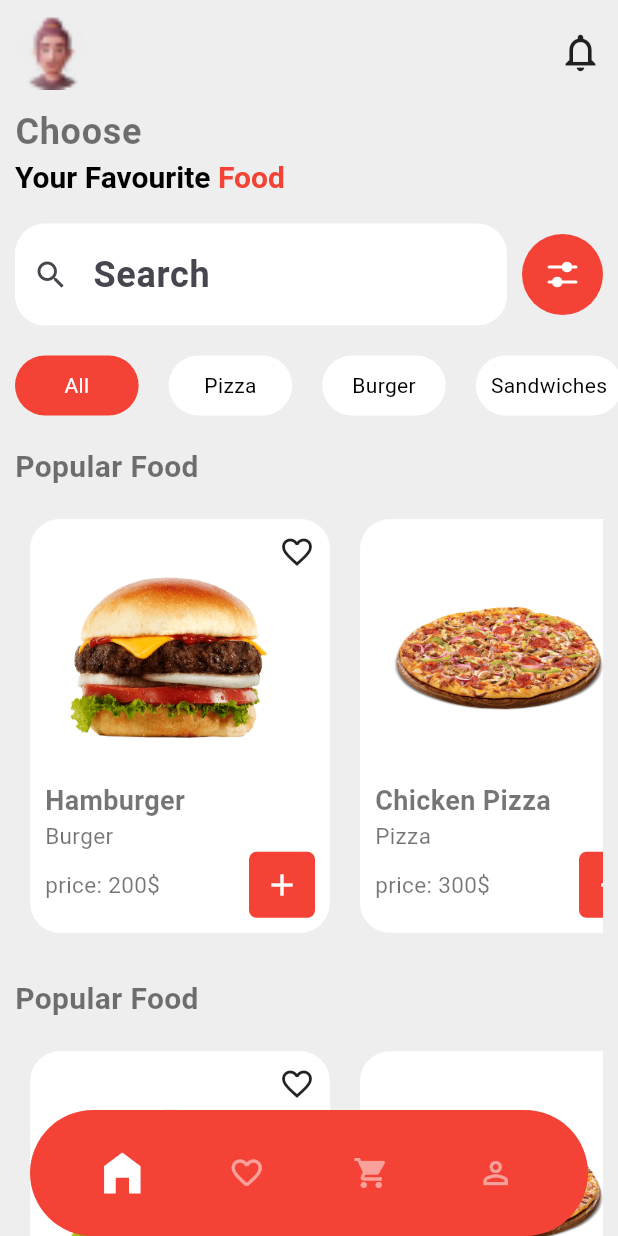
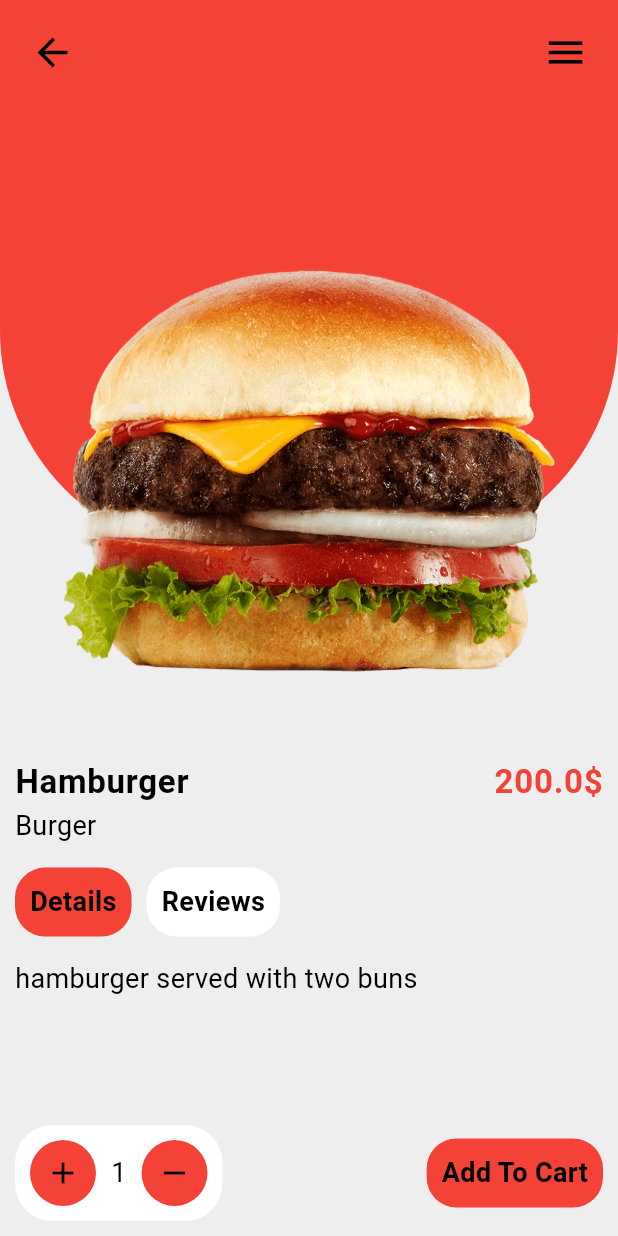
Before and after one commit to abdo1200/Flutter-Food-App, a Flutter app: the screen it shows after launch, after a tap on "Hamburger", on a phone screen of 412 x 824 dp. Run offline on Flutter 3.47's test engine with Material 3 defaults, Android fonts, the phone set to English and light mode, and no system bars; our stand-ins replace auto_size_text, flutter_bloc, flutter_svg, shared_preferences, skeletonizer.

Commit message:
details page

```diff
--- a/analysis_options.yaml
+++ b/analysis_options.yaml
@@ -10,6 +10,7 @@
 analyzer:
   errors:
     prefer_const_constructors: ignore
+    prefer_const_literals_to_create_immutables: ignore
     unused_import: ignore
 include: package:flutter_lints/flutter.yaml
 
--- a/lib/core/app_themes.dart
+++ b/lib/core/app_themes.dart
@@ -6,25 +6,28 @@ class AppTheme {
     primaryColorLight: Colors.red,
     unselectedWidgetColor: Colors.white,
     secondaryHeaderColor: Colors.white,
+    // switchTheme:
+    //     SwitchThemeData(overlayColor: WidgetStatePropertyAll(Colors.red)),
+    iconTheme: IconThemeData(color: Colors.black),
     textTheme: TextTheme(
-      bodySmall: TextStyle(fontSize: 16, color: Colors.black),
-      bodyMedium: TextStyle(fontSize: 14, color: Colors.black54),
+      bodySmall: TextStyle(fontSize: 14, color: Colors.black),
+      bodyMedium: TextStyle(fontSize: 18, color: Colors.black),
       bodyLarge: TextStyle(
-          fontSize: 24, fontWeight: FontWeight.bold, color: Colors.black54),
+          fontSize: 22, fontWeight: FontWeight.bold, color: Colors.black),
     ),
-    // Define other theme properties here
   );
 
   static final ThemeData darkTheme = ThemeData(
     primaryColor: Colors.grey[850],
     primaryColorLight: Colors.red,
+    iconTheme: IconThemeData(color: Colors.white),
     secondaryHeaderColor: Colors.black,
     unselectedWidgetColor: const Color.fromARGB(255, 37, 37, 38),
     textTheme: TextTheme(
-      bodySmall: TextStyle(fontSize: 16, color: Colors.white),
-      bodyMedium: TextStyle(fontSize: 14, color: Colors.white70),
+      bodySmall: TextStyle(fontSize: 14, color: Colors.white),
+      bodyMedium: TextStyle(fontSize: 18, color: Colors.white70),
       bodyLarge: TextStyle(
-          fontSize: 24, fontWeight: FontWeight.bold, color: Colors.white),
+          fontSize: 22, fontWeight: FontWeight.bold, color: Colors.white),
     ),
     // Define other theme properties here
   );
--- /dev/null
+++ b/lib/feature/main/domain/entities/food_model.dart
@@ -0,0 +1,16 @@
+class FoodModel {
+  final String name;
+  final String image;
+  final String description;
+  final String category;
+  final double price;
+  bool isFav;
+
+  FoodModel(
+      {required this.name,
+      required this.category,
+      required this.image,
+      required this.description,
+      required this.price,
+      this.isFav = false});
+}
--- /dev/null
+++ b/lib/feature/main/presentation/details_page/details_page.dart
@@ -0,0 +1,24 @@
+import 'package:app_theme/core/constant.dart';
+import 'package:app_theme/feature/main/domain/entities/food_model.dart';
+import 'package:app_theme/feature/main/presentation/details_page/widgets/details_header.dart';
+import 'package:app_theme/feature/main/presentation/details_page/widgets/detials_content.dart';
+import 'package:flutter/material.dart';
+
+class DetailsPage extends StatelessWidget {
+  final FoodModel food;
+  const DetailsPage({super.key, required this.food});
+
+  @override
+  Widget build(BuildContext context) {
+    return Scaffold(
+      backgroundColor: Theme.of(context).primaryColor,
+      body: Column(
+        crossAxisAlignment: CrossAxisAlignment.start,
+        children: [
+         DetailsHeader(image: food.image,),
+         Expanded(child: DetialsContent(foodModel: food,))
+        ],
+      ),
+    );
+  }
+}
--- /dev/null
+++ b/lib/feature/main/presentation/details_page/widgets/details_header.dart
@@ -0,0 +1,49 @@
+import 'package:app_theme/core/constant.dart';
+import 'package:flutter/material.dart';
+
+class DetailsHeader extends StatelessWidget {
+  final String image;
+  const DetailsHeader({super.key, required this.image});
+
+  @override
+  Widget build(BuildContext context) {
+    return Stack(
+      children: [
+        Container(
+          width: width(context),
+          height: height(context) * .45,
+          decoration: BoxDecoration(
+              color: Colors.red,
+              borderRadius: BorderRadius.only(
+                bottomLeft: Radius.circular(150),
+                bottomRight: Radius.circular(150),
+              )),
+        ),
+        SizedBox(
+          width: width(context),
+          height: height(context) * .6,
+          child: SafeArea(
+            child: Column(
+              children: [
+                Padding(
+                  padding: EdgeInsets.all(20),
+                  child: Row(
+                    mainAxisAlignment: MainAxisAlignment.spaceBetween,
+                    children: [
+                      InkWell(onTap: (){
+                        Navigator.pop(context);
+                      },child: Icon(Icons.arrow_back, size: 30)),
+                      Icon(Icons.menu, size: 30),
+                    ],
+                  ),
+                ),
+                Spacer(),
+                Hero(tag: image, child: Image.asset(imagePath+image))
+              ],
+            ),
+          ),
+        )
+      ],
+    );
+  }
+}
--- /dev/null
+++ b/lib/feature/main/presentation/details_page/widgets/detials_content.dart
@@ -0,0 +1,127 @@
+import 'package:app_theme/feature/main/domain/entities/food_model.dart';
+import 'package:flutter/material.dart';
+
+class DetialsContent extends StatelessWidget {
+  final FoodModel foodModel;
+  const DetialsContent({super.key, required this.foodModel});
+
+  @override
+  Widget build(BuildContext context) {
+    return Padding(
+      padding: const EdgeInsets.all(10),
+      child: Column(
+        crossAxisAlignment: CrossAxisAlignment.start,
+        children: [
+          Row(
+            mainAxisAlignment: MainAxisAlignment.spaceBetween,
+            children: [
+              Text(
+                foodModel.name,
+                style: Theme.of(context).textTheme.bodyLarge,
+              ),
+              Text(
+                foodModel.price.toString() + "\$",
+                style: Theme.of(context)
+                    .textTheme
+                    .bodyLarge!
+                    .copyWith(color: Colors.red),
+              ),
+            ],
+          ),
+          Text(
+            foodModel.category,
+            style: Theme.of(context).textTheme.bodyMedium,
+          ),
+          SizedBox(height: 15),
+          Row(
+            children: [
+              InkWell(
+                child: Container(
+                  padding: EdgeInsets.all(10),
+                  decoration: BoxDecoration(
+                      color: Colors.red,
+                      borderRadius: BorderRadius.circular(20)),
+                  child: Text(
+                    "Details",
+                    style: Theme.of(context)
+                        .textTheme
+                        .bodyMedium!
+                        .copyWith(fontWeight: FontWeight.bold),
+                  ),
+                ),
+              ),
+              SizedBox(width: 10),
+              InkWell(
+                child: Container(
+                  padding: EdgeInsets.all(10),
+                  decoration: BoxDecoration(
+                      color: Theme.of(context).unselectedWidgetColor,
+                      borderRadius: BorderRadius.circular(20)),
+                  child: Text(
+                    "Reviews",
+                    style: Theme.of(context)
+                        .textTheme
+                        .bodyMedium!
+                        .copyWith(fontWeight: FontWeight.bold),
+                  ),
+                ),
+              ),
+            ],
+          ),
+          SizedBox(height: 15),
+          Text(
+            foodModel.description,
+            style: Theme.of(context).textTheme.bodyMedium,
+          ),
+          Spacer(),
+          SafeArea(
+            child: Row(
+              mainAxisAlignment: MainAxisAlignment.spaceBetween,
+              children: [
+                Container(
+                  padding: EdgeInsets.all(10),
+                  decoration: BoxDecoration(
+                      color: Theme.of(context).unselectedWidgetColor,
+                      borderRadius: BorderRadius.circular(25)),
+                  child: Row(
+                    children: [
+                      Container(
+                          padding: EdgeInsets.all(10),
+                          decoration: BoxDecoration(
+                              color: Colors.red, shape: BoxShape.circle),
+                          child: Icon(Icons.add)),
+                      Padding(
+                        padding: const EdgeInsets.symmetric(horizontal: 10),
+                        child: Text("1"),
+                      ),
+                      Container(
+                          padding: EdgeInsets.all(10),
+                          decoration: BoxDecoration(
+                              color: Colors.red, shape: BoxShape.circle),
+                          child: Icon(Icons.remove)),
+                    ],
+                  ),
+                ),
+                InkWell(
+                  child: Container(
+                    padding: EdgeInsets.all(10),
+                    decoration: BoxDecoration(
+                        color: Colors.red,
+                        borderRadius: BorderRadius.circular(20)),
+                    child: Text(
+                      "Add To Cart",
+                      style: Theme.of(context)
+                          .textTheme
+                          .bodyMedium!
+                          .copyWith(fontWeight: FontWeight.bold),
+                    ),
+                  ),
+                )
+              ],
+            ),
+          )
+        ],
+      ),
+    );
+  }
+}
--- a/lib/feature/main/presentation/home/home.dart
+++ b/lib/feature/main/presentation/home/home.dart
@@ -23,7 +23,7 @@ class HomePage extends StatelessWidget {
               SearchArea(),
               CategoriesPart(),
               PopularSection(),
-              PopularSection(),
+              // PopularSection(),
             ],
           ),
         ),
--- a/lib/feature/main/presentation/home/widgets/app_header.dart
+++ b/lib/feature/main/presentation/home/widgets/app_header.dart
@@ -20,34 +20,32 @@ class AppHeader extends StatelessWidget {
                 height: 50,
                 fit: BoxFit.cover,
               ),
-              const Icon(
+              Icon(
                 Icons.notifications_none_outlined,
                 size: 30,
+                //color: Theme.of(context).iconTheme.color,
               )
             ],
           ),
           const SizedBox(
             height: 10,
           ),
-           Text(
+          Text(
             "Choose",
             style: Theme.of(context).textTheme.bodyLarge,
           ),
           RichText(
-              text: const TextSpan(children: [
+              text: TextSpan(children: [
             TextSpan(
               text: "Your Favourite",
-              style: const TextStyle(
-                  fontSize: 20,
-                  fontWeight: FontWeight.bold,
-                  color: Colors.black),
+              style: Theme.of(context).textTheme.bodyLarge,
             ),
             TextSpan(
               text: " Food",
-              style: const TextStyle(
-                  fontSize: 20,
-                  fontWeight: FontWeight.bold,
-                  color: Colors.red),
+              style: Theme.of(context)
+                  .textTheme
+                  .bodyLarge!
+                  .copyWith(color: Colors.red),
             )
           ]))
         ],
--- a/lib/feature/main/presentation/home/widgets/categories_part.dart
+++ b/lib/feature/main/presentation/home/widgets/categories_part.dart
@@ -18,9 +18,9 @@ class _CategoriesPartState extends State<CategoriesPart> {
         children: categories
             .map(
               (e) => InkWell(
-                onTap: (){
+                onTap: () {
                   setState(() {
-                    selected=e;
+                    selected = e;
                   });
                 },
                 child: Container(
@@ -29,12 +29,16 @@ class _CategoriesPartState extends State<CategoriesPart> {
                   constraints: BoxConstraints(minWidth: width(context) * .2),
                   margin: EdgeInsets.all(10),
                   decoration: BoxDecoration(
-                      color: selected == e ? Colors.red : Colors.white,
+                      color: selected == e
+                          ? Colors.red
+                          : Theme.of(context).unselectedWidgetColor,
                       borderRadius: BorderRadius.circular(20)),
                   child: Text(
                     e,
                     style: TextStyle(
-                        color: selected == e ? Colors.white : Colors.black),
+                        color: selected == e
+                            ? Colors.white
+                            : Theme.of(context).textTheme.bodyLarge!.color),
                   ),
                 ),
               ),
@@ -42,9 +46,7 @@ class _CategoriesPartState extends State<CategoriesPart> {
             .toList(),
       ),
     );
-
   }
-
 }
 
 List categories = ["All", "Pizza", "Burger", "Sandwiches"];
--- a/lib/feature/main/presentation/home/widgets/popular_section.dart
+++ b/lib/feature/main/presentation/home/widgets/popular_section.dart
@@ -1,4 +1,6 @@
 import 'package:app_theme/core/constant.dart';
+import 'package:app_theme/feature/main/domain/entities/food_model.dart';
+import 'package:app_theme/feature/main/presentation/details_page/details_page.dart';
 import 'package:flutter/material.dart';
 
 class PopularSection extends StatelessWidget {
@@ -11,18 +13,33 @@ class PopularSection extends StatelessWidget {
       child: Column(
         crossAxisAlignment: CrossAxisAlignment.start,
         children: [
-          Text('Popular Food',style: TextStyle(
-                                fontSize: 20,
-                                fontWeight: FontWeight.bold
-                              ),),
-          SizedBox(height: 10,),
+          Text(
+            'Popular Food',
+            style: TextStyle(fontSize: 20, fontWeight: FontWeight.bold),
+          ),
+          SizedBox(
+            height: 10,
+          ),
           SingleChildScrollView(
             scrollDirection: Axis.horizontal,
             child: Row(
               children: popular
                   .map(
                     (e) => InkWell(
-                      onTap: () {},
+                      onTap: () {
+                        Navigator.push(
+                            context,
+                            MaterialPageRoute(
+                              builder: (context) => DetailsPage(
+                                food: FoodModel(
+                                    category: e.category,
+                                    name: e.name,
+                                    image: e.image,
+                                    description: e.description,
+                                    price: e.price),
+                              ),
+                            ));
+                      },
                       child: Container(
                         alignment: Alignment.center,
                         padding: EdgeInsets.all(10),
@@ -37,23 +54,26 @@ class PopularSection extends StatelessWidget {
                             SizedBox(
                               width: 200,
                               child: Stack(children: [
-                                Image.asset(
-                                  imagePath + e['image'],
+                                Hero(
+                                  tag: e.image,
+                                  child: Image.asset(
+                                    imagePath + e.image,
                                     width: width(context) * .4,
                                     height: height(context) * .2,
                                   ),
-                                Positioned(right: 0,child: Icon(Icons.favorite_outline))
+                                ),
+                                Positioned(
+                                    right: 0,
+                                    child: Icon(Icons.favorite_outline))
                               ]),
                             ),
                             Text(
-                              e['name'],
+                              e.name,
                               style: TextStyle(
-                                fontSize: 18,
-                                fontWeight: FontWeight.bold
-                              ),
+                                  fontSize: 18, fontWeight: FontWeight.bold),
                             ),
                             Text(
-                              e['cat'],
+                              e.category,
                               style: TextStyle(
                                 fontSize: 15,
                                 // fontWeight: FontWeight.bold
@@ -63,7 +83,7 @@ class PopularSection extends StatelessWidget {
                               mainAxisAlignment: MainAxisAlignment.spaceBetween,
                               children: [
                                 Text(
-                              "price: "+e['price']+"\$",
+                                  "price: " + e.price.toString() + "\$",
                                   style: TextStyle(
                                     fontSize: 15,
                                     // fontWeight: FontWeight.bold
@@ -73,9 +93,11 @@ class PopularSection extends StatelessWidget {
                                   padding: EdgeInsets.all(10),
                                   decoration: BoxDecoration(
                                       color: Colors.red,
-                                borderRadius: BorderRadius.circular(5)
+                                      borderRadius: BorderRadius.circular(5)),
+                                  child: Icon(
+                                    Icons.add,
+                                    color: Colors.white,
                                   ),
-                              child: Icon(Icons.add,color: Colors.white,),
                                 )
                               ],
                             )
@@ -93,18 +115,23 @@ class PopularSection extends StatelessWidget {
   }
 }
 
-List popular = [
-  {"image": "burger.png", "name": "Hamburger", "cat": "Burger", "price": "200"},
-  {
-    "image": "pizza.png",
-    "name": "Chicken Pizza",
-    "cat": "Pizza",
-    "price": "300"
-  },
-  {
-    "image": "sandwich.png",
-    "name": "Cheese Sandwich",
-    "cat": "Sandwich",
-    "price": "100"
-  },
+List<FoodModel> popular = [
+  FoodModel(
+      name: "Hamburger",
+      category: "Burger",
+      image: "burger.png",
+      description: "hamburger served with two buns",
+      price: 200.0),
+  FoodModel(
+      name: "Chicken Pizza",
+      category: "Pizza",
+      image: "pizza.png",
+      description: "hamburger served with two buns",
+      price: 200.0),
+  FoodModel(
+      name: "Cheese Sandwich",
+      category: "Sandwich",
+      image: "sandwich.png",
+      description: "hamburger served with two buns",
+      price: 200.0),
 ];
--- a/lib/feature/main/presentation/profile/profile_screen.dart
+++ b/lib/feature/main/presentation/profile/profile_screen.dart
@@ -12,15 +12,31 @@ class ProfileScreen extends StatelessWidget {
       child: SafeArea(
         child: Column(
           children: [
-            Text("Dark Mode"),
-            BlocBuilder<AppBloc, AppState>(
-              builder: (context, state) {
-                return Switch(
-                    value: bloc.theme == "dark",
-                    onChanged: (val) {
-                      bloc.add(ThemEvent(them: val ? "dark" : "light"));
-                    });
-            }
+            Container(
+              padding: EdgeInsets.all(10),
+              margin: EdgeInsets.all(10),
+              decoration: BoxDecoration(
+                color: Theme.of(context).unselectedWidgetColor,
+                borderRadius: BorderRadius.circular(10),
+              ),
+              child: Row(
+                mainAxisAlignment: MainAxisAlignment.spaceBetween,
+                children: [
+                  Text(
+                    "Enable Dark Mode",
+                    style: Theme.of(context).textTheme.bodyMedium,
+                  ),
+                  BlocBuilder<AppBloc, AppState>(builder: (context, state) {
+                    return Switch(
+                        value: bloc.theme == "dark",
+                        activeColor: Colors.red,
+                        // focusColor: Colors.red,
+                        onChanged: (val) {
+                          bloc.add(ThemEvent(them: val ? "dark" : "light"));
+                        });
+                  })
+                ],
+              ),
             )
           ],
         ),
--- a/lib/main.dart
+++ b/lib/main.dart
@@ -3,6 +3,7 @@ import 'package:app_theme/core/app_themes.dart';
 import 'package:app_theme/core/storage_helper/storage_helper.dart';
 import 'package:app_theme/feature/main/presentation/home/home.dart';
 import 'package:app_theme/main_page.dart';
+import 'package:app_theme/widget_example.dart';
 import 'package:flutter/material.dart';
 import 'package:flutter_bloc/flutter_bloc.dart';
 import 'package:shared_preferences/shared_preferences.dart';
--- a/pubspec.yaml
+++ b/pubspec.yaml
@@ -28,12 +28,14 @@ environment:
 # the latest version available on pub.dev. To see which dependencies have newer
 # versions available, run `flutter pub outdated`.
 dependencies:
+  auto_size_text: ^3.0.0
   cupertino_icons: ^1.0.2
   flutter:
     sdk: flutter
   flutter_bloc: ^8.1.6
   flutter_svg: ^2.0.10+1
   shared_preferences: ^2.3.2
+  skeletonizer: ^1.4.2
 
 dev_dependencies:
   flutter_lints: ^2.0.0
```
Also changed, not shown: lib/widget_example.dart (added, +250 -0 lines), pubspec.lock, 1 other file. Lines whose indentation alone changed are shown as unchanged.
